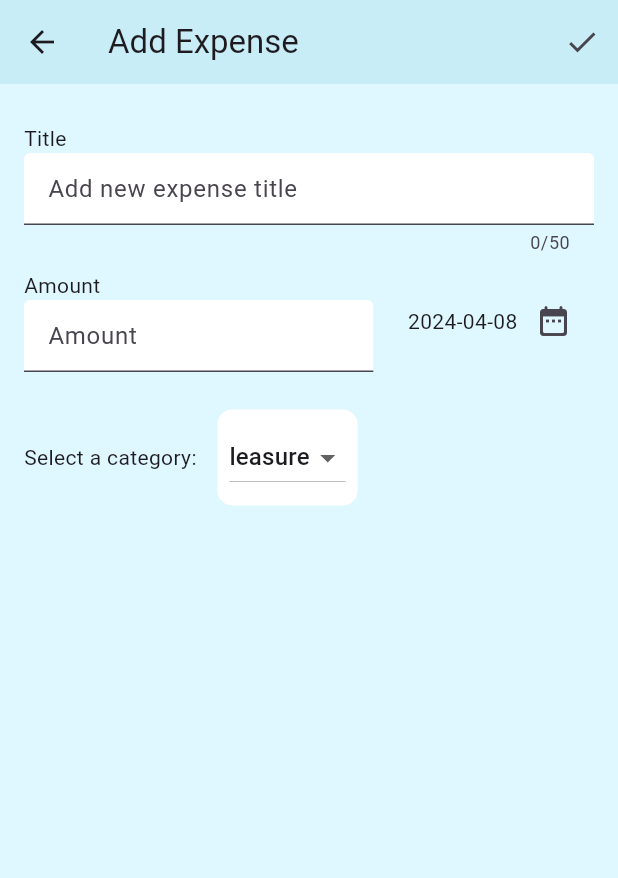
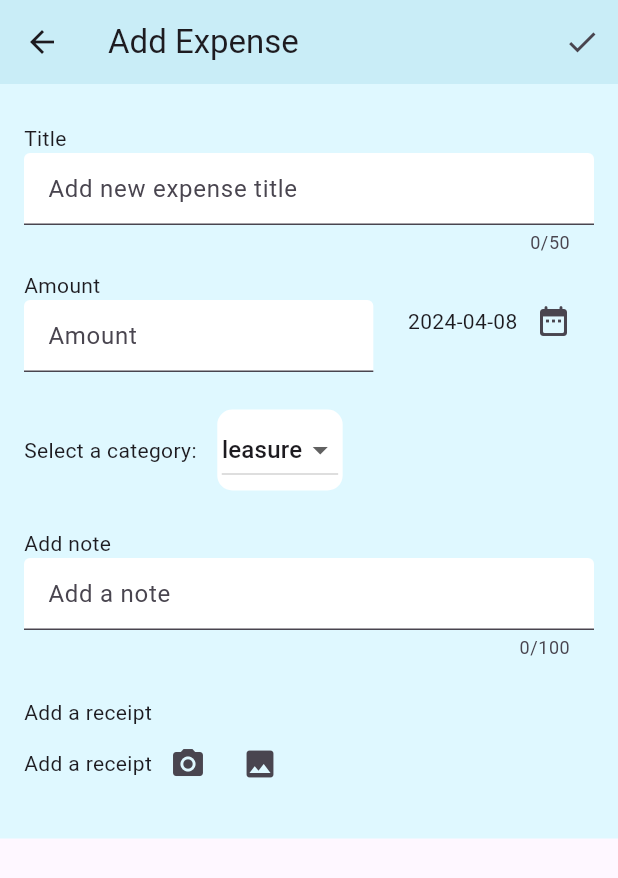
Before and after one commit to Lakshan-sithara/Dime-keeper-wallet-app-, a Flutter app: the screen it shows after launch, after a tap on the "add" icon, on a phone screen of 412 x 824 dp. Shown: the top 878 px of the screen. Run offline on Flutter 3.47's test engine with Material 3 defaults, Android fonts, the phone set to English and light mode, and no system bars; our stand-ins replace expandable_page_view, fl_chart, flutter_slider_drawer, flutter_svg, hive, hive_flutter and 1 more; accounts and stored records are empty.

Commit message:
function/add resipt

```diff
--- a/dime_keeper/lib/pages/expencers.dart
+++ b/dime_keeper/lib/pages/expencers.dart
@@ -108,7 +108,6 @@ class _ExpencersState extends State<Expencers> {
       context,
       MaterialPageRoute(
         builder: (context) => Scaffold(
-
           body: AddNewExpence(
             onAddExpence: onAddNewExpence,
           ),
--- a/dime_keeper/lib/widgets/add_new_expence.dart
+++ b/dime_keeper/lib/widgets/add_new_expence.dart
@@ -1,6 +1,9 @@
+import 'dart:io';
+
 import 'package:flutter/material.dart';
 import 'package:intl/intl.dart';
 import 'package:expence_master/models/expence.dart';
+import 'package:image_picker/image_picker.dart';
 
 class AddNewExpence extends StatefulWidget {
   final void Function(ExpenceModel expence) onAddExpence;
@@ -14,6 +17,7 @@ class AddNewExpence extends StatefulWidget {
 class _AddNewExpenceState extends State<AddNewExpence> {
   final _titleController = TextEditingController();
   final _amountController = TextEditingController();
+  File? _imageFile;
 
   Chatagary _selectedCategary = Chatagary.leasure;
 
@@ -115,6 +119,41 @@ class _AddNewExpenceState extends State<AddNewExpence> {
     super.dispose();
   }
 
+  //image picker
+  Future<void> _pickImage(ImageSource source) async {
+    final picker = ImagePicker();
+    final pickedImage = await picker.pickImage(source: source);
+    if (pickedImage != null) {
+      setState(() {
+        _imageFile = File(pickedImage.path);
+      });
+    }
+  }
+
+  // Method to select an image from the gallery
+  Future<void> _pickImageFromGallery() async {
+    final picker = ImagePicker();
+    final pickedImage = await picker.pickImage(source: ImageSource.gallery);
+
+    if (pickedImage != null) {
+      setState(() {
+        _imageFile = File(pickedImage.path);
+      });
+    }
+  }
+
+  // Method to take a photo using the device's camera
+  Future<void> _takePhoto() async {
+    final picker = ImagePicker();
+    final pickedImage = await picker.pickImage(source: ImageSource.camera);
+
+    if (pickedImage != null) {
+      setState(() {
+        _imageFile = File(pickedImage.path);
+      });
+    }
+  }
+
   @override
   Widget build(BuildContext context) {
     return Scaffold(
@@ -128,7 +167,8 @@ class _AddNewExpenceState extends State<AddNewExpence> {
           ),
         ],
       ),
-      body: Container(
+      body: SingleChildScrollView(
+        child: Container(
           color: const Color(0xFFDFF8FF),
           child: Padding(
             padding: const EdgeInsets.all(16.0),
@@ -197,7 +237,7 @@ class _AddNewExpenceState extends State<AddNewExpence> {
                           borderRadius: BorderRadius.circular(10),
                         ),
                         child: Padding(
-                        padding: const EdgeInsets.all(8.0),
+                          padding: const EdgeInsets.all(3.0),
                           child: DropdownButton(
                             value: _selectedCategary,
                             items: Chatagary.values
@@ -217,7 +257,43 @@ class _AddNewExpenceState extends State<AddNewExpence> {
                       ),
                     ],
                   ),
+                  const SizedBox(height: 25),
+                  const Text('Add note'),
+                  const TextField(
+                    decoration: InputDecoration(
+                      hintText: 'Add a note',
+                      filled: true,
+                      fillColor: Colors.white,
+                    ),
+                    keyboardType: TextInputType.text,
+                    maxLength: 100,
+                  ),
+                  const SizedBox(height: 25),
+                  //image picker
+                  Text('Add a receipt'),
+                  Row(
+                    children: [
+                      const Text('Add a receipt'),
+                      IconButton(
+                        icon: const Icon(Icons.camera_alt),
+                        onPressed: _pickImageFromGallery,
+                      ),
+                      IconButton(
+                        icon: const Icon(Icons.image),
+                        onPressed: _takePhoto,
+                      ),
                     ],
+                  ),
+                  if (_imageFile !=
+                      null) // Display the selected image if available
+                    Image.file(
+                      _imageFile!,
+                      width: 200,
+                      height: 200,
+                      fit: BoxFit.cover,
+                    ),
+                ],
+              ),
             ),
           ),
         ),
--- a/dime_keeper/pubspec.yaml
+++ b/dime_keeper/pubspec.yaml
@@ -45,6 +45,7 @@ dependencies:
   flutter_svg: ^2.0.10+1
   expandable_page_view: ^1.0.17
   flutter_slider_drawer: ^2.1.3
+  image_picker: ^0.8.4+5
 
 
 dev_dependencies:
```
Also changed, not shown: dime_keeper/pubspec.lock, 5 other files. Lines whose indentation alone changed are shown as unchanged.
